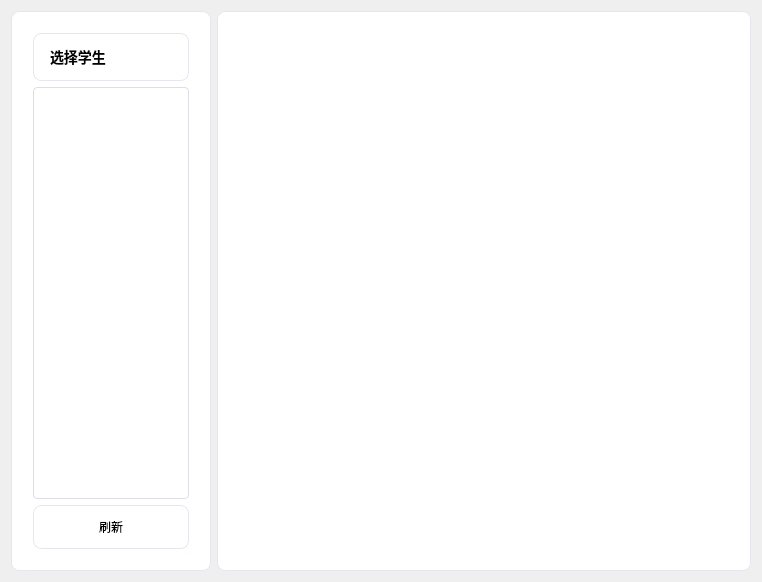
Before: the Qt Designer form ui_page/page_two.ui in fengyec2/StudentGradeTracker, drawn with Qt 5.
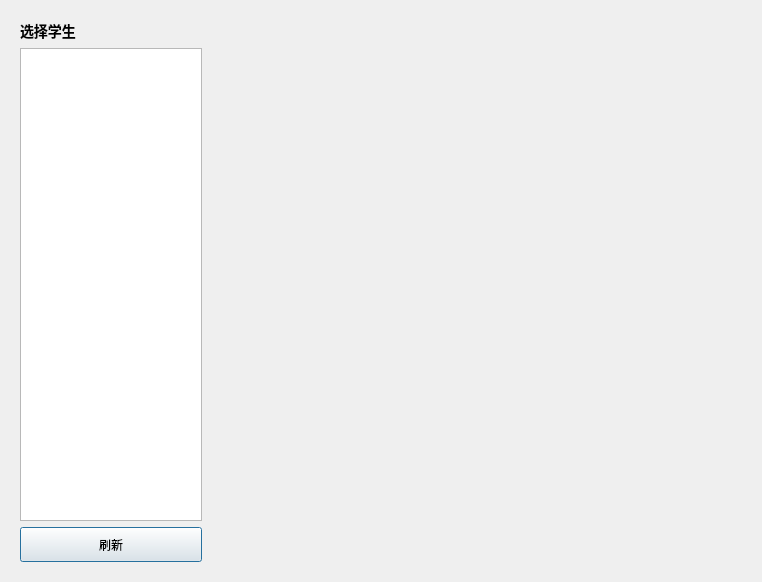
After: the same form once the commit is applied. Custom widgets are drawn as their Qt base class.

Commit message: feat: add page_two styles and integrate with UI for dark and light themes

Diff of the .ui file:
```diff
--- a/ui_page/page_two.ui
+++ b/ui_page/page_two.ui
@@ -28,14 +28,6 @@
        <height>16777215</height>
       </size>
      </property>
-     <property name="styleSheet">
-      <string notr="true">
-        background-color: white;
-        border-radius: 8px;
-        padding: 12px;
-        border: 1px solid #e4e7ed;
-      </string>
-     </property>
      <layout class="QVBoxLayout" name="leftContentLayout">
       <item>
        <widget class="QLabel" name="labelTitle">
@@ -49,28 +41,6 @@
       </item>
       <item>
        <widget class="QListView" name="listView">
-        <property name="styleSheet">
-         <string notr="true">
-           QListView {
-             border: 1px solid #dcdfe6;
-             border-radius: 4px;
-             padding: 4px;
-             background-color: #ffffff;
-           }
-           QListView::item {
-             padding: 8px 12px;
-             border-bottom: 1px solid #ebeef5;
-           }
-           QListView::item:hover {
-             background-color: #f5f7fa;
-           }
-           QListView::item:selected {
-             background-color: #ecf5ff;
-             color: #409eff;
-             border-left: 3px solid #409eff;
-           }
-         </string>
-        </property>
        </widget>
       </item>
       <item>
@@ -105,14 +75,6 @@
    </item>
    <item>
     <widget class="QFrame" name="chartWidget">
-     <property name="styleSheet">
-      <string notr="true">
-        background-color: white;
-        border-radius: 8px;
-        padding: 16px;
-        border: 1px solid #e4e7ed;
-      </string>
-     </property>
      <layout class="QVBoxLayout" name="chartLayout_2">
       <item>
        <layout class="QVBoxLayout" name="chartLayout"/>
```
The commit also changes 6 other files.
